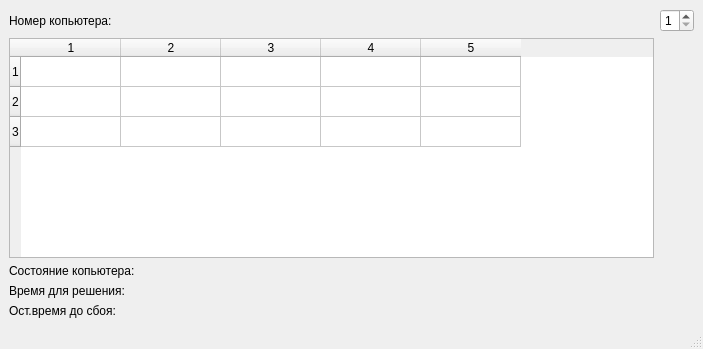
Above: OOP_kr/statewindow.ui from anhmtkxtb1998/OOP_Exercise before the change. Below: the same form after it.
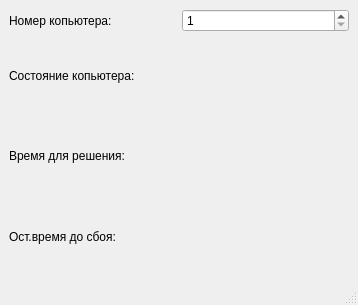
That is the form after the change.

Commit message: without tableWidget

Diff of the .ui file:
```diff
--- a/OOP_kr/statewindow.ui
+++ b/OOP_kr/statewindow.ui
@@ -6,8 +6,8 @@
    <rect>
     <x>0</x>
     <y>0</y>
-    <width>703</width>
-    <height>349</height>
+    <width>358</width>
+    <height>305</height>
    </rect>
   </property>
   <property name="windowTitle">
@@ -15,53 +15,18 @@
   </property>
   <widget class="QWidget" name="centralwidget">
    <layout class="QGridLayout" name="gridLayout">
-    <item row="0" column="0">
-     <widget class="QLabel" name="label">
+    <item row="3" column="0">
+     <widget class="QLabel" name="label_4">
       <property name="text">
-       <string>Номер копьютера:</string>
-      </property>
-     </widget>
-    </item>
-    <item row="4" column="1">
-     <widget class="QLabel" name="lbl_time_failure_remaining">
-      <property name="text">
-       <string/>
-      </property>
-     </widget>
-    </item>
-    <item row="2" column="1">
-     <widget class="QLabel" name="lbl_status">
-      <property name="text">
-       <string/>
-      </property>
-     </widget>
-    </item>
-    <item row="3" column="1">
-     <widget class="QLabel" name="lbl_time_solve_remaining">
-      <property name="text">
-       <string/>
+       <string>Ост.время до сбоя:</string>
       </property>
      </widget>
     </item>
     <item row="1" column="0">
-     <widget class="QTableWidget" name="tableWidget">
-      <property name="rowCount">
-       <number>3</number>
+     <widget class="QLabel" name="label_2">
+      <property name="text">
+       <string>Состояние копьютера:</string>
       </property>
-      <property name="columnCount">
-       <number>5</number>
-      </property>
-      <attribute name="horizontalHeaderVisible">
-       <bool>true</bool>
-      </attribute>
-      <row/>
-      <row/>
-      <row/>
-      <column/>
-      <column/>
-      <column/>
-      <column/>
-      <column/>
      </widget>
     </item>
     <item row="0" column="1">
@@ -74,24 +39,38 @@
       </property>
      </widget>
     </item>
-    <item row="4" column="0">
-     <widget class="QLabel" name="label_4">
+    <item row="2" column="1">
+     <widget class="QLabel" name="lbl_time_solve_remaining">
       <property name="text">
-       <string>Ост.время до сбоя:</string>
+       <string/>
       </property>
      </widget>
     </item>
-    <item row="3" column="0">
+    <item row="2" column="0">
      <widget class="QLabel" name="label_3">
       <property name="text">
        <string>Время для решения:</string>
       </property>
      </widget>
     </item>
-    <item row="2" column="0">
-     <widget class="QLabel" name="label_2">
+    <item row="3" column="1">
+     <widget class="QLabel" name="lbl_time_failure_remaining">
       <property name="text">
-       <string>Состояние копьютера:</string>
+       <string/>
+      </property>
+     </widget>
+    </item>
+    <item row="1" column="1">
+     <widget class="QLabel" name="lbl_status">
+      <property name="text">
+       <string/>
+      </property>
+     </widget>
+    </item>
+    <item row="0" column="0">
+     <widget class="QLabel" name="label">
+      <property name="text">
+       <string>Номер копьютера:</string>
       </property>
      </widget>
     </item>
```
Left out of the diff: 2 changed lines with no effect on the pictures. The commit also changes 5 other files.
